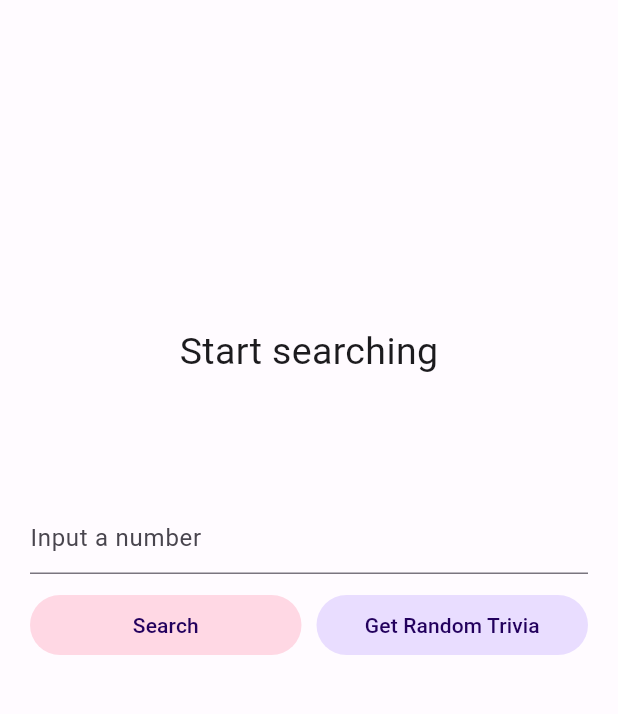
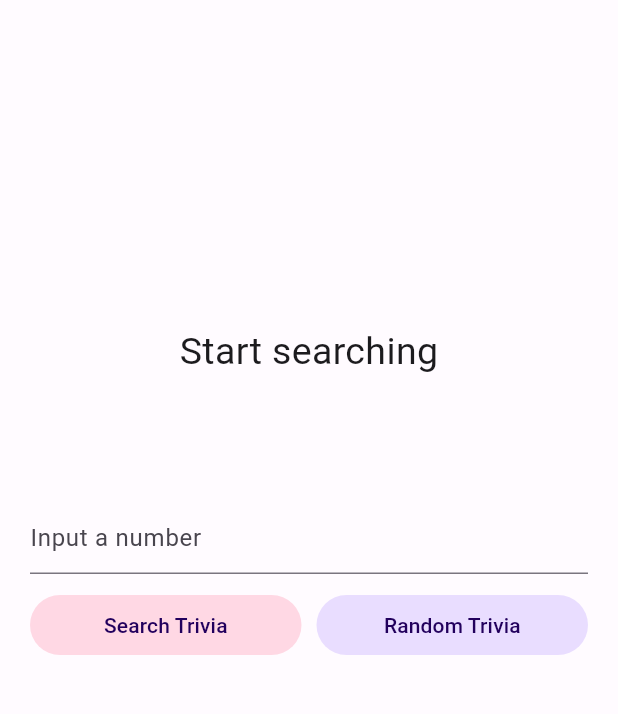
Before and after one commit to tiagocasa/number_trivia, a Flutter app: the screen it shows after launch, on a phone screen of 412 x 824 dp, the part 84-798 px from its top. Run offline on Flutter 3.47's test engine with Material 2 defaults, Android fonts, the phone set to English and light mode, and no system bars; drawn by our look-alikes of modal_progress_hud_nsn; our stand-ins replace auto_size_text, dartz, equatable, flutter_mobx, flutter_modular, mobx and 1 more; missing offline and left inert: data_connection_checker_nulls; generated files the repository leaves out were written again.

```diff
--- a/lib/src/app_widget.dart
+++ b/lib/src/app_widget.dart
@@ -13,6 +13,7 @@ class AppWidget extends StatefulWidget {
 
 class _AppWidgetState extends State<AppWidget> {
   final configuration = Modular.get<ConfigurationStore>();
+
   @override
   Widget build(BuildContext context) {
     Modular.setInitialRoute('/home/');
--- a/lib/src/core/number_trivia/presentation/mobx/number_trivia_store.dart
+++ b/lib/src/core/number_trivia/presentation/mobx/number_trivia_store.dart
@@ -4,6 +4,7 @@ import 'package:number_trivia/src/core/number_trivia/domain/usecases/get_random_
 import 'package:number_trivia/src/shared/util/input_converter.dart';
 
 import '../../../../shared/error/failure.dart';
+import '../../../../shared/util/constants.dart';
 
 part 'number_trivia_store.g.dart';
 
@@ -77,7 +78,7 @@ abstract class NumberTriviaStoreBase with Store {
       case CacheFailure:
         return 'Cache Failure';
       case InvalidInputFailure:
-        return 'Invalid input \n Please enter a valid integer';
+        return INVALID_INPUT_FAILURE;
       default:
         return 'Unexpected Error';
     }
--- a/lib/src/core/number_trivia/presentation/pages/number_trivia_page.dart
+++ b/lib/src/core/number_trivia/presentation/pages/number_trivia_page.dart
@@ -4,17 +4,19 @@ import 'package:flutter_mobx/flutter_mobx.dart';
 import 'package:flutter_modular/flutter_modular.dart';
 import 'package:modal_progress_hud_nsn/modal_progress_hud_nsn.dart';
 import 'package:number_trivia/src/core/number_trivia/presentation/mobx/number_trivia_store.dart';
+import 'package:intl/intl.dart';
 
 import '../widgets/custom_drawer.dart';
 
 class NumberTriviaPage extends StatelessWidget {
   const NumberTriviaPage({super.key});
-  // MobX
 
   @override
   Widget build(BuildContext context) {
-    //final text = context.watch<NumberTriviaStore>((store) => store.triviaText);
+    var formatter = NumberFormat('###,###');
+
     final numberTriviaStore = Modular.get<NumberTriviaStore>();
+
     return Scaffold(
         drawer: const CustomDrawer(),
         appBar: AppBar(
@@ -38,7 +40,9 @@ class NumberTriviaPage extends StatelessWidget {
                           AutoSizeText(
                             numberTriviaStore.triviaNumber == 0
                                 ? ''
-                                : numberTriviaStore.triviaNumber.toString(),
+                                : formatter
+                                    .format(numberTriviaStore.triviaNumber)
+                                    .toString(),
                             style: const TextStyle(fontSize: 80),
                             maxLines: 1,
                           ),
@@ -99,7 +103,7 @@ class TriviaControls extends StatelessWidget {
             String? value,
           ) {
             return int.tryParse(value!) == null
-                ? 'Shoulb be a valid number'
+                ? 'Should be a valid number'
                 : null;
           },
         ),
@@ -122,7 +126,7 @@ class TriviaControls extends StatelessWidget {
                     null;
                   }
                 },
-                child: const Text('Search'),
+                child: const Text('Search Trivia'),
               ),
             ),
             const SizedBox(width: 10),
@@ -137,7 +141,7 @@ class TriviaControls extends StatelessWidget {
                 controller.clear();
                 await numberTriviaStore.getRandomNumberTrivia();
               },
-              child: const Text('Get Random Trivia'),
+              child: const Text('Random Trivia'),
             )),
           ],
         )
--- a/lib/src/core/number_trivia/presentation/widgets/custom_drawer.dart
+++ b/lib/src/core/number_trivia/presentation/widgets/custom_drawer.dart
@@ -23,7 +23,7 @@ class CustomDrawer extends StatelessWidget {
         ),
         const NavigationDrawerDestination(
           icon: Icon(Icons.settings),
-          label: Text('Configurações'),
+          label: Text('Configurations'),
         ),
         NavigationDrawerDestination(
           icon: const Icon(Icons.exit_to_app),
--- /dev/null
+++ b/lib/src/shared/util/constants.dart
@@ -0,0 +1,2 @@
+const String INVALID_INPUT_FAILURE =
+    'Invalid input \n Please enter a valid number';
```
Also changed, not shown: 6 other files.
